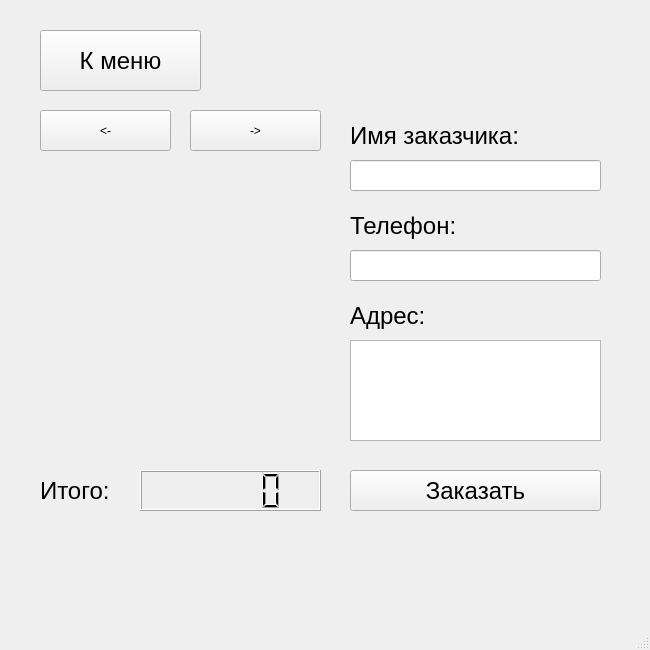
This is customer_interface/basket.ui in ArtemTeleluhin/Pizzeria as Qt 5 draws it before an edit. The edited form follows.
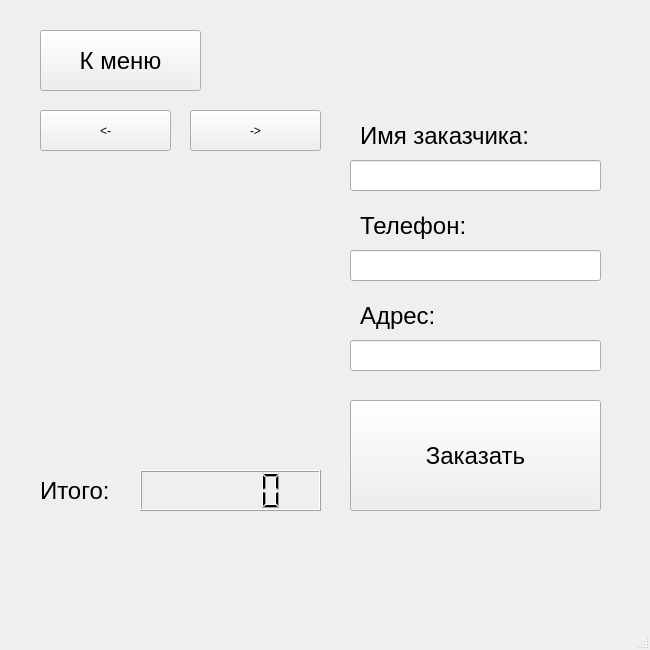
This is the edited form.

Commit message: Добавлена возможность заказывать, связь с сервером

Diff of the .ui file:
```diff
--- a/customer_interface/basket.ui
+++ b/customer_interface/basket.ui
@@ -84,7 +84,7 @@
    <widget class="QLabel" name="label_2">
     <property name="geometry">
      <rect>
-      <x>350</x>
+      <x>360</x>
       <y>120</y>
       <width>171</width>
       <height>31</height>
@@ -102,7 +102,7 @@
    <widget class="QLabel" name="label_3">
     <property name="geometry">
      <rect>
-      <x>350</x>
+      <x>360</x>
       <y>210</y>
       <width>171</width>
       <height>31</height>
@@ -140,7 +140,7 @@
    <widget class="QLabel" name="label_4">
     <property name="geometry">
      <rect>
-      <x>350</x>
+      <x>360</x>
       <y>300</y>
       <width>171</width>
       <height>31</height>
@@ -155,13 +155,13 @@
      <string>Адрес:</string>
     </property>
    </widget>
-   <widget class="QTextEdit" name="textEdit">
+   <widget class="QLineEdit" name="input_address">
     <property name="geometry">
      <rect>
       <x>350</x>
       <y>340</y>
       <width>251</width>
-      <height>101</height>
+      <height>31</height>
      </rect>
     </property>
    </widget>
@@ -169,9 +169,9 @@
     <property name="geometry">
      <rect>
       <x>350</x>
-      <y>470</y>
+      <y>400</y>
       <width>251</width>
-      <height>41</height>
+      <height>111</height>
      </rect>
     </property>
     <property name="font">
```
Left out of the diff: 6 changed lines with no effect on the pictures. The commit also changes 1 other file.
